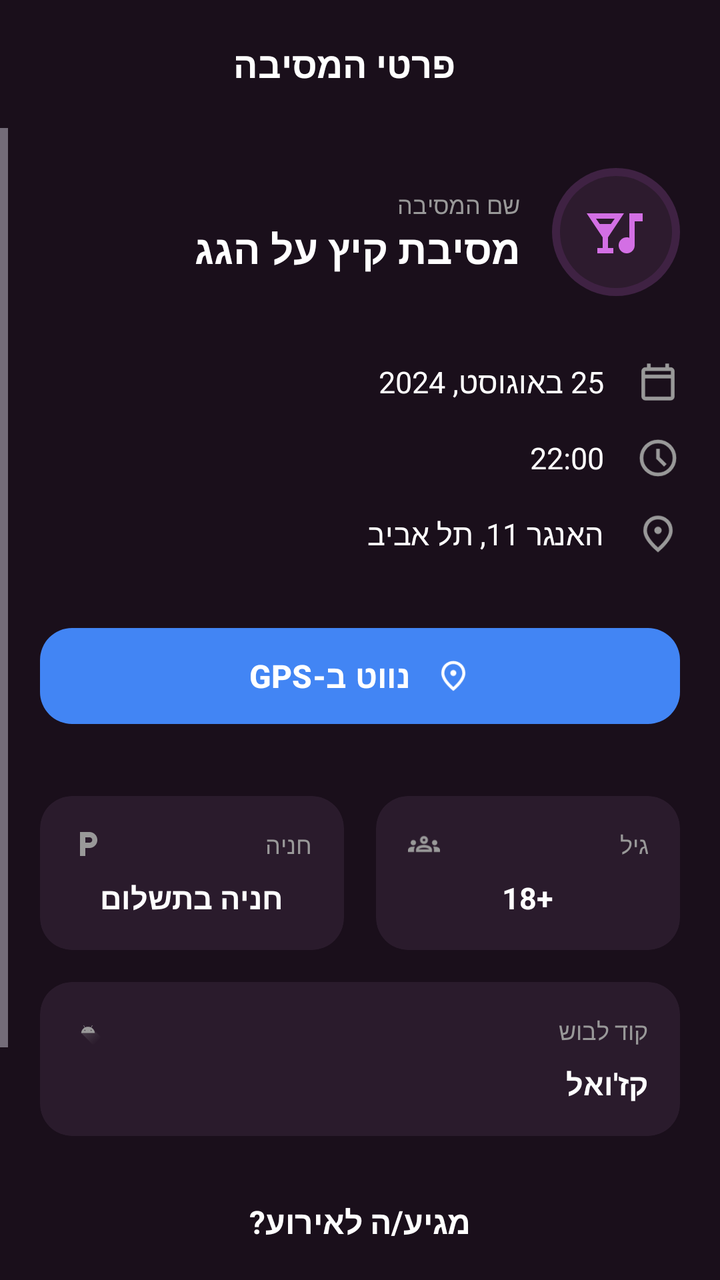
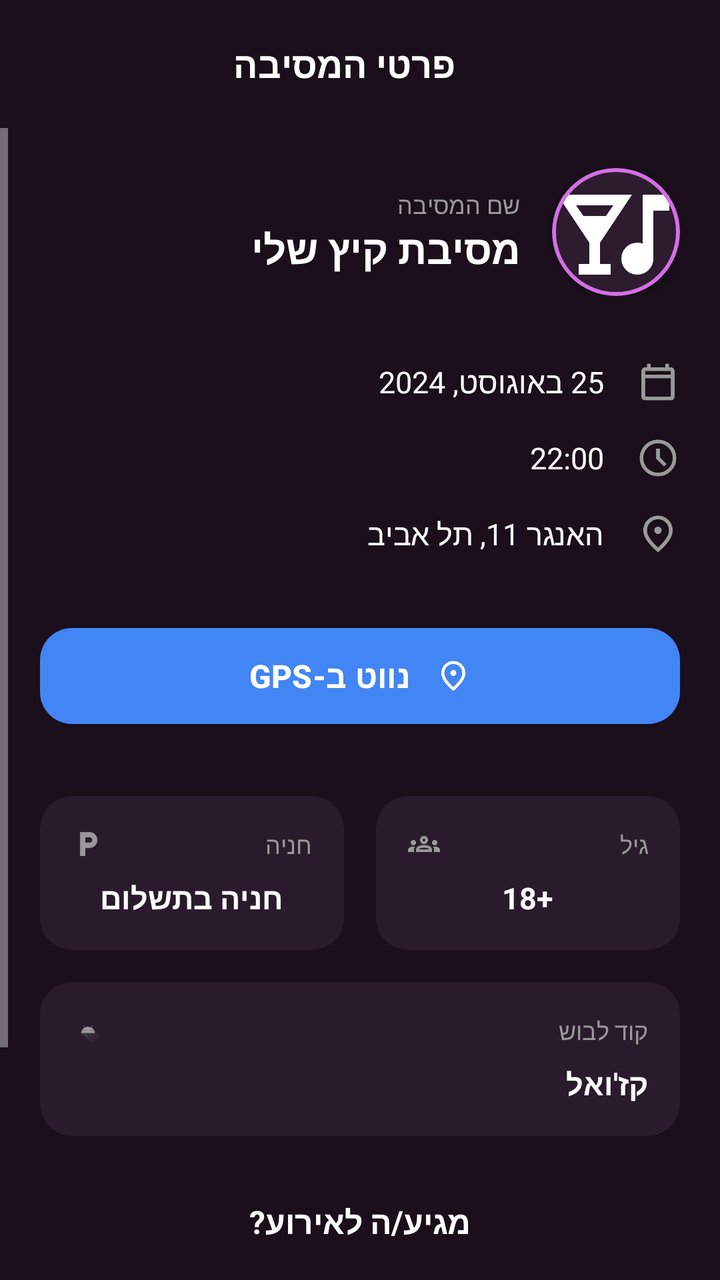

Compare the two renders of this Android layout. The source of the first and the diff that turns it into the second are given below.
<!-- AndroidManifest.xml: application theme Theme.PartyLife -->
<!-- res/layout/activity_party_details.xml -->
<?xml version="1.0" encoding="utf-8"?>
<androidx.constraintlayout.widget.ConstraintLayout xmlns:android="http://schemas.android.com/apk/res/android"
    xmlns:app="http://schemas.android.com/apk/res-auto"
    xmlns:tools="http://schemas.android.com/tools"
    android:layout_width="match_parent"
    android:layout_height="match_parent"
    android:background="#1A0F1B"
    android:layoutDirection="rtl"
    tools:context=".party_details">

    
    <androidx.appcompat.widget.Toolbar
        android:id="@+id/toolbar"
        android:layout_width="match_parent"
        android:layout_height="64dp"
        android:background="#1A0F1B"
        app:layout_constraintTop_toTopOf="parent">

        <RelativeLayout
            android:layout_width="match_parent"
            android:layout_height="match_parent">

            <TextView
                android:layout_width="wrap_content"
                android:layout_height="wrap_content"
                android:layout_centerInParent="true"
                android:text="פרטי המסיבה"
                android:textColor="#FFFFFF"
                android:textSize="18sp"
                android:textStyle="bold" />

        </RelativeLayout>
    </androidx.appcompat.widget.Toolbar>

    <ScrollView
        android:layout_width="match_parent"
        android:layout_height="0dp"
        android:fillViewport="true"
        app:layout_constraintBottom_toBottomOf="parent"
        app:layout_constraintTop_toBottomOf="@id/toolbar">

        <LinearLayout
            android:layout_width="match_parent"
            android:layout_height="wrap_content"
            android:orientation="vertical"
            android:padding="20dp">

            
            <RelativeLayout
                android:layout_width="match_parent"
                android:layout_height="wrap_content"
                android:layout_marginBottom="32dp">

                <View
                    android:id="@+id/iconGlow"
                    android:layout_width="64dp"
                    android:layout_height="64dp"
                    android:layout_alignParentStart="true"
                    android:background="@drawable/circle"
                    android:backgroundTint="#D36FE4"
                    android:alpha="0.2" />

                <ImageView
                    android:id="@+id/ivPartyIcon"
                    android:layout_width="56dp"
                    android:layout_height="56dp"
                    android:layout_centerVertical="true"
                    android:layout_alignStart="@id/iconGlow"
                    android:layout_marginStart="4dp"
                    android:background="@drawable/circle"
                    android:backgroundTint="#2D1B2E"
                    android:padding="12dp"
                    android:src="@drawable/partyicon"
                    app:tint="#D36FE4" />

                <LinearLayout
                    android:layout_width="wrap_content"
                    android:layout_height="wrap_content"
                    android:layout_toEndOf="@id/iconGlow"
                    android:layout_marginStart="16dp"
                    android:layout_centerVertical="true"
                    android:orientation="vertical">

                    <TextView
                        android:layout_width="wrap_content"
                        android:layout_height="wrap_content"
                        android:text="שם המסיבה"
                        android:textColor="#999999"
                        android:textSize="12sp" />

                    <TextView
                        android:id="@+id/tvPartyName"
                        android:layout_width="wrap_content"
                        android:layout_height="wrap_content"
                        android:text="מסיבת קיץ על הגג"
                        android:textColor="#FFFFFF"
                        android:textSize="20sp"
                        android:textStyle="bold" />
                </LinearLayout>
            </RelativeLayout>

            
            <LinearLayout
                android:layout_width="match_parent"
                android:layout_height="wrap_content"
                android:orientation="vertical"
                android:layout_marginBottom="32dp">

                
                <LinearLayout
                    android:layout_width="match_parent"
                    android:layout_height="wrap_content"
                    android:gravity="center_vertical"
                    android:layout_marginBottom="16dp">
                    <ImageView
                        android:layout_width="22dp"
                        android:layout_height="22dp"
                        android:src="@drawable/date_icon"
                        app:tint="#999999"/>
                    <TextView
                        android:id="@+id/tvDate"
                        android:layout_width="wrap_content"
                        android:layout_height="wrap_content"
                        android:text="25 באוגוסט, 2024"
                        android:textColor="#FFFFFF"
                        android:textSize="15sp"
                        android:layout_marginStart="16dp"/>
                </LinearLayout>

                
                <LinearLayout
                    android:layout_width="match_parent"
                    android:layout_height="wrap_content"
                    android:gravity="center_vertical"
                    android:layout_marginBottom="16dp">
                    <ImageView
                        android:layout_width="22dp"
                        android:layout_height="22dp"
                        android:src="@drawable/time_icon"
                        app:tint="#999999"/>
                    <TextView
                        android:id="@+id/tvTime"
                        android:layout_width="wrap_content"
                        android:layout_height="wrap_content"
                        android:text="22:00"
                        android:textColor="#FFFFFF"
                        android:textSize="15sp"
                        android:layout_marginStart="16dp"/>
                </LinearLayout>

                
                <LinearLayout
                    android:layout_width="match_parent"
                    android:layout_height="wrap_content"
                    android:gravity="center_vertical">
                    <ImageView
                        android:layout_width="22dp"
                        android:layout_height="22dp"
                        android:src="@drawable/locationicon"
                        app:tint="#999999"/>
                    <TextView
                        android:id="@+id/tvLocation"
                        android:layout_width="wrap_content"
                        android:layout_height="wrap_content"
                        android:text="האנגר 11, תל אביב"
                        android:textColor="#FFFFFF"
                        android:textSize="15sp"
                        android:layout_marginStart="16dp"/>
                </LinearLayout>
            </LinearLayout>

            
            <com.google.android.material.button.MaterialButton
                android:id="@+id/btnNavigate"
                android:layout_width="match_parent"
                android:layout_height="56dp"
                android:text="נווט ב-GPS"
                android:textAllCaps="false"
                android:textColor="#FFFFFF"
                android:textSize="16sp"
                android:textStyle="bold"
                app:backgroundTint="#4285F4"
                app:cornerRadius="16dp"
                app:icon="@drawable/locationicon"
                app:iconTint="#FFFFFF"
                app:iconGravity="textStart"
                app:iconPadding="12dp"
                android:layout_marginBottom="32dp"
                app:elevation="4dp"/>

            
            <LinearLayout
                android:layout_width="match_parent"
                android:layout_height="wrap_content"
                android:orientation="horizontal"
                android:layout_marginBottom="16dp">

                
                <com.google.android.material.card.MaterialCardView
                    android:layout_width="0dp"
                    android:layout_height="wrap_content"
                    android:layout_weight="1"
                    android:layout_marginEnd="8dp"
                    app:cardBackgroundColor="#2A1B2C"
                    app:cardCornerRadius="16dp"
                    app:strokeWidth="0dp">
                    <LinearLayout
                        android:layout_width="match_parent"
                        android:layout_height="wrap_content"
                        android:orientation="vertical"
                        android:padding="16dp">
                        <RelativeLayout
                            android:layout_width="match_parent"
                            android:layout_height="wrap_content">
                            <TextView
                                android:layout_width="wrap_content"
                                android:layout_height="wrap_content"
                                android:text="גיל"
                                android:textColor="#999999"
                                android:textSize="12sp"
                                android:layout_alignParentStart="true"/>
                            <ImageView
                                android:layout_width="16dp"
                                android:layout_height="16dp"
                                android:src="@drawable/groups_icon"
                                app:tint="#999999"
                                android:layout_alignParentEnd="true"/>
                        </RelativeLayout>
                        <TextView
                            android:id="@+id/tvAgeInfo"
                            android:layout_width="wrap_content"
                            android:layout_height="wrap_content"
                            android:text="+18"
                            android:textColor="#FFFFFF"
                            android:textSize="15sp"
                            android:textStyle="bold"
                            android:layout_marginTop="8dp"
                            android:layout_gravity="center_horizontal"/>
                    </LinearLayout>
                </com.google.android.material.card.MaterialCardView>

                
                <com.google.android.material.card.MaterialCardView
                    android:layout_width="0dp"
                    android:layout_height="wrap_content"
                    android:layout_weight="1"
                    android:layout_marginStart="8dp"
                    app:cardBackgroundColor="#2A1B2C"
                    app:cardCornerRadius="16dp"
                    app:strokeWidth="0dp">
                    <LinearLayout
                        android:layout_width="match_parent"
                        android:layout_height="wrap_content"
                        android:orientation="vertical"
                        android:padding="16dp">
                        <RelativeLayout
                            android:layout_width="match_parent"
                            android:layout_height="wrap_content">
                            <TextView
                                android:layout_width="wrap_content"
                                android:layout_height="wrap_content"
                                android:text="חניה"
                                android:textColor="#999999"
                                android:textSize="12sp"
                                android:layout_alignParentStart="true"/>
                            <ImageView
                                android:layout_width="16dp"
                                android:layout_height="16dp"
                                android:src="@drawable/outline_local_parking_24"
                                app:tint="#999999"
                                android:layout_alignParentEnd="true"/>
                        </RelativeLayout>
                        <TextView
                            android:id="@+id/tvParkingInfo"
                            android:layout_width="wrap_content"
                            android:layout_height="wrap_content"
                            android:text="חניה בתשלום"
                            android:textColor="#FFFFFF"
                            android:textSize="15sp"
                            android:textStyle="bold"
                            android:layout_marginTop="8dp"
                            android:layout_gravity="center_horizontal"/>
                    </LinearLayout>
                </com.google.android.material.card.MaterialCardView>
            </LinearLayout>

            
            <com.google.android.material.card.MaterialCardView
                android:layout_width="match_parent"
                android:layout_height="wrap_content"
                app:cardBackgroundColor="#2A1B2C"
                app:cardCornerRadius="16dp"
                app:strokeWidth="0dp"
                android:layout_marginBottom="32dp">
                <LinearLayout
                    android:layout_width="match_parent"
                    android:layout_height="wrap_content"
                    android:orientation="vertical"
                    android:padding="16dp">
                    <RelativeLayout
                        android:layout_width="match_parent"
                        android:layout_height="wrap_content">
                        <TextView
                            android:layout_width="wrap_content"
                            android:layout_height="wrap_content"
                            android:text="קוד לבוש"
                            android:textColor="#999999"
                            android:textSize="12sp"
                            android:layout_alignParentStart="true"/>
                        <ImageView
                            android:layout_width="16dp"
                            android:layout_height="16dp"
                            android:src="@drawable/ic_launcher_foreground"
                            app:tint="#999999"
                            android:layout_alignParentEnd="true"/>
                    </RelativeLayout>
                    <TextView
                        android:id="@+id/tvDressCode"
                        android:layout_width="wrap_content"
                        android:layout_height="wrap_content"
                        android:text="קז'ואל"
                        android:textColor="#FFFFFF"
                        android:textSize="15sp"
                        android:textStyle="bold"
                        android:layout_marginTop="8dp"/>
                </LinearLayout>
            </com.google.android.material.card.MaterialCardView>

            
            <TextView
                android:layout_width="wrap_content"
                android:layout_height="wrap_content"
                android:text="מגיע/ה לאירוע?"
                android:textColor="#FFFFFF"
                android:textSize="16sp"
                android:textStyle="bold"
                android:layout_gravity="center_horizontal"
                android:layout_marginBottom="16dp"/>

            <LinearLayout
                android:layout_width="match_parent"
                android:layout_height="wrap_content"
                android:orientation="horizontal"
                android:layout_marginBottom="24dp">

                <com.google.android.material.button.MaterialButton
                    android:id="@+id/btnNo"
                    android:layout_width="0dp"
                    android:layout_height="52dp"
                    android:layout_weight="1"
                    android:layout_marginEnd="8dp"
                    android:text="לא"
                    android:textColor="#FFFFFF"
                    app:backgroundTint="#333333"
                    app:cornerRadius="26dp"
                    app:iconGravity="textEnd"
                    app:iconTint="#999999"/>

                <com.google.android.material.button.MaterialButton
                    android:id="@+id/btnYes"
                    android:layout_width="0dp"
                    android:layout_height="52dp"
                    android:layout_weight="1"
                    android:layout_marginStart="8dp"
                    android:text="כן"
                    android:textColor="#FFFFFF"
                    app:backgroundTint="#B14C6E"
                    app:cornerRadius="26dp"
                    app:iconGravity="textEnd"
                    app:iconTint="#FFFFFF"/>
            </LinearLayout>

            
            <com.google.android.material.button.MaterialButton
                android:id="@+id/btnContact"
                android:layout_width="match_parent"
                android:layout_height="52dp"
                android:text="יצירת קשר עם המארגן"
                android:textColor="#FFFFFF"
                android:textSize="15sp"
                android:background="@drawable/button_gradient"
                app:backgroundTint="@null"
                app:icon="@android:drawable/ic_menu_call"
                app:iconGravity="textStart"
                app:cornerRadius="26dp"
                app:iconTint="#FA56AC"/>

        </LinearLayout>
    </ScrollView>

</androidx.constraintlayout.widget.ConstraintLayout>
<!-- resources referenced by this layout -->
<resources>
  <!-- drawable button_gradient (drawable) -->
  <?xml version="1.0" encoding="utf-8"?>
  <shape xmlns:android="http://schemas.android.com/apk/res/android">
      <gradient
          android:startColor="#CC56E2"
          android:endColor="#BA39D5"
          android:angle="0"/>
      <corners android:radius="25dp"/>
  </shape>
  <!-- drawable circle (drawable) -->
  <?xml version="1.0" encoding="utf-8"?>
  <shape xmlns:android="http://schemas.android.com/apk/res/android"
      android:shape="oval">
      <solid android:color="#4D2A4E" />
  </shape>
  <!-- drawable date_icon (drawable) -->
  <vector xmlns:android="http://schemas.android.com/apk/res/android"
      android:width="24dp"
      android:height="24dp"
      android:viewportWidth="960"
      android:viewportHeight="960">
    <path
        android:pathData="M200,880q-33,0 -56.5,-23.5T120,800v-560q0,-33 23.5,-56.5T200,160h40v-80h80v80h320v-80h80v80h40q33,0 56.5,23.5T840,240v560q0,33 -23.5,56.5T760,880L200,880ZM200,800h560v-400L200,400v400ZM200,320h560v-80L200,240v80ZM200,320v-80,80Z"
        android:fillColor="#FFFFFF"/>
  </vector>
  <!-- drawable locationicon (drawable) -->
  <vector xmlns:android="http://schemas.android.com/apk/res/android"
      android:width="24dp"
      android:height="24dp"
      android:viewportWidth="960"
      android:viewportHeight="960">
    <path
        android:pathData="M480,480q33,0 56.5,-23.5T560,400q0,-33 -23.5,-56.5T480,320q-33,0 -56.5,23.5T400,400q0,33 23.5,56.5T480,480ZM480,774q122,-112 181,-203.5T720,408q0,-109 -69.5,-178.5T480,160q-101,0 -170.5,69.5T240,408q0,71 59,162.5T480,774ZM480,880Q319,743 239.5,625.5T160,408q0,-150 96.5,-239T480,80q127,0 223.5,89T800,408q0,100 -79.5,217.5T480,880ZM480,400Z"
        android:fillColor="#FFFFFF"/>
  </vector>
  <!-- drawable outline_local_parking_24 (drawable) -->
  <vector xmlns:android="http://schemas.android.com/apk/res/android" android:height="24dp" android:tint="#000000" android:viewportHeight="960" android:viewportWidth="960" android:width="24dp">
        
      <path android:fillColor="@android:color/white" android:pathData="M240,840L240,120L520,120Q620,120 690,190Q760,260 760,360Q760,460 690,530Q620,600 520,600L400,600L400,840L240,840ZM400,440L528,440Q561,440 584.5,416.5Q608,393 608,360Q608,327 584.5,303.5Q561,280 528,280L400,280L400,440Z"/>
      
  </vector>
  <!-- drawable partyicon (drawable) -->
  <vector xmlns:android="http://schemas.android.com/apk/res/android"
      android:width="24dp"
      android:height="24dp"
      android:viewportWidth="960"
      android:viewportHeight="960">
    <path
        android:pathData="M200,800v-80h80v-160L40,200h560L360,560v160h80v80L200,800ZM236,360h168l56,-80L180,280l56,80ZM640,800q-50,0 -85,-35t-35,-85q0,-50 35,-85t85,-35q11,0 21,1.5t19,6.5v-368h200v120L760,320v360q0,50 -35,85t-85,35Z"
        android:fillColor="#FFFFFF"/>
  </vector>
  <!-- drawable time_icon (drawable) -->
  <vector xmlns:android="http://schemas.android.com/apk/res/android"
      android:width="24dp"
      android:height="24dp"
      android:viewportWidth="960"
      android:viewportHeight="960">
    <path
        android:pathData="m612,668 l56,-56 -148,-148v-184h-80v216l172,172ZM480,880q-83,0 -156,-31.5T197,763q-54,-54 -85.5,-127T80,480q0,-83 31.5,-156T197,197q54,-54 127,-85.5T480,80q83,0 156,31.5T763,197q54,54 85.5,127T880,480q0,83 -31.5,156T763,763q-54,54 -127,85.5T480,880ZM480,480ZM480,800q133,0 226.5,-93.5T800,480q0,-133 -93.5,-226.5T480,160q-133,0 -226.5,93.5T160,480q0,133 93.5,226.5T480,800Z"
        android:fillColor="#FFFFFF"/>
  </vector>
  <style name="Theme.PartyLife" parent="Base.Theme.PartyLife" />
  <style name="Base.Theme.PartyLife" parent="Theme.Material3.Dark.NoActionBar">
        
  
      </style>
  <!-- unchanged entries left out for length: 2 -->
</resources>

<!-- the commit's change to res/layout/activity_party_details.xml (unified diff, before → after) -->
@@ -46,39 +46,36 @@
             android:padding="20dp">
 
             
-            <RelativeLayout
-                android:layout_width="match_parent"
-                android:layout_height="wrap_content"
-                android:layout_marginBottom="32dp">
-
-                <View
-                    android:id="@+id/iconGlow"
+            <LinearLayout
+                android:layout_width="match_parent"
+                android:layout_height="wrap_content"
+                android:layout_marginBottom="32dp"
+                android:gravity="center_vertical"
+                android:orientation="horizontal">
+
+                
+                <com.google.android.material.card.MaterialCardView
+                    android:id="@+id/cardImageContainer"
                     android:layout_width="64dp"
                     android:layout_height="64dp"
-                    android:layout_alignParentStart="true"
-                    android:background="@drawable/circle"
-                    android:backgroundTint="#D36FE4"
-                    android:alpha="0.2" />
-
-                <ImageView
-                    android:id="@+id/ivPartyIcon"
-                    android:layout_width="56dp"
-                    android:layout_height="56dp"
-                    android:layout_centerVertical="true"
-                    android:layout_alignStart="@id/iconGlow"
-                    android:layout_marginStart="4dp"
-                    android:background="@drawable/circle"
-                    android:backgroundTint="#2D1B2E"
-                    android:padding="12dp"
-                    android:src="@drawable/partyicon"
-                    app:tint="#D36FE4" />
+                    app:cardCornerRadius="32dp"
+                    app:cardBackgroundColor="#2D1B2E"
+                    app:strokeWidth="2dp"
+                    app:strokeColor="#D36FE4"
+                    app:cardElevation="4dp">
+
+                    <ImageView
+                        android:id="@+id/ivPartyIcon"
+                        android:layout_width="match_parent"
+                        android:layout_height="match_parent"
+                        android:scaleType="centerCrop"
+                        android:src="@drawable/partyicon" />
+                </com.google.android.material.card.MaterialCardView>
 
                 <LinearLayout
                     android:layout_width="wrap_content"
                     android:layout_height="wrap_content"
-                    android:layout_toEndOf="@id/iconGlow"
                     android:layout_marginStart="16dp"
-                    android:layout_centerVertical="true"
                     android:orientation="vertical">
 
                     <TextView
@@ -92,12 +89,12 @@
                         android:id="@+id/tvPartyName"
                         android:layout_width="wrap_content"
                         android:layout_height="wrap_content"
-                        android:text="מסיבת קיץ על הגג"
+                        android:text="מסיבת קיץ שלי"
                         android:textColor="#FFFFFF"
                         android:textSize="20sp"
                         android:textStyle="bold" />
                 </LinearLayout>
-            </RelativeLayout>
+            </LinearLayout>
 
             
             <LinearLayout
@@ -352,9 +349,7 @@
                     android:text="לא"
                     android:textColor="#FFFFFF"
                     app:backgroundTint="#333333"
-                    app:cornerRadius="26dp"
-                    app:iconGravity="textEnd"
-                    app:iconTint="#999999"/>
+                    app:cornerRadius="26dp"/>
 
                 <com.google.android.material.button.MaterialButton
                     android:id="@+id/btnYes"
@@ -365,9 +360,7 @@
                     android:text="כן"
                     android:textColor="#FFFFFF"
                     app:backgroundTint="#B14C6E"
-                    app:cornerRadius="26dp"
-                    app:iconGravity="textEnd"
-                    app:iconTint="#FFFFFF"/>
+                    app:cornerRadius="26dp"/>
             </LinearLayout>
 
             
@@ -387,5 +380,4 @@
 
         </LinearLayout>
     </ScrollView>
-
 </androidx.constraintlayout.widget.ConstraintLayout>
<!-- resource entries referenced after the edit -->
@@ -8,12 +8,6 @@
           android:endColor="#BA39D5"
           android:angle="0"/>
       <corners android:radius="25dp"/>
-  </shape>
-  <!-- drawable circle (drawable) -->
-  <?xml version="1.0" encoding="utf-8"?>
-  <shape xmlns:android="http://schemas.android.com/apk/res/android"
-      android:shape="oval">
-      <solid android:color="#4D2A4E" />
   </shape>
   <!-- drawable date_icon (drawable) -->
   <vector xmlns:android="http://schemas.android.com/apk/res/android"
